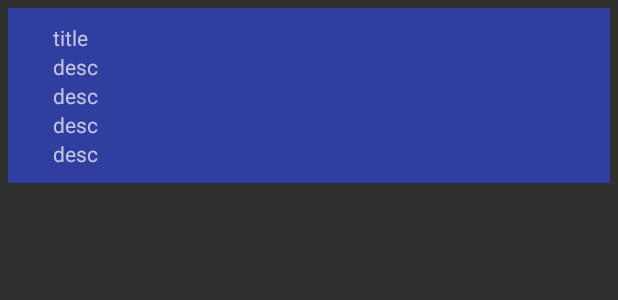
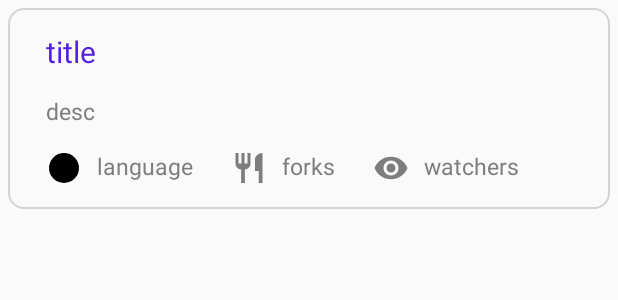
Before and after one commit to ATonko/GitHub-Client, an Android app: the layout item_repo.xml on its own in the app's theme, with its tools: preview values and no code run, on a phone screen of 412 x 824 dp. Shown: the top 300 px of the screen. Run offline under Robolectric (Android 15) with nearby library versions, the phone set to English and light mode, and no system bars.

Commit message:
редизайн пункта списка репозиториев, смена на светлую тему

```diff
--- a/app/src/main/AndroidManifest.xml
+++ b/app/src/main/AndroidManifest.xml
@@ -10,7 +10,7 @@
         android:label="@string/app_name"
         android:roundIcon="@mipmap/ic_launcher_round"
         android:supportsRtl="true"
-        android:theme="@style/Theme.AppCompat.NoActionBar">
+        android:theme="@style/Theme.AppCompat.Light.NoActionBar">
         <activity android:name=".view.SplashActivity">
             <intent-filter>
                 <action android:name="android.intent.action.MAIN" />
--- /dev/null
+++ b/app/src/main/res/drawable/circle.xml
@@ -0,0 +1,9 @@
+<vector xmlns:android="http://schemas.android.com/apk/res/android"
+        android:width="24dp"
+        android:height="24dp"
+        android:viewportWidth="24.0"
+        android:viewportHeight="24.0">
+    <path
+        android:fillColor="#FF000000"
+        android:pathData="M12,12m-10,0a10,10 0,1 1,20 0a10,10 0,1 1,-20 0"/>
+</vector>
--- /dev/null
+++ b/app/src/main/res/drawable/forks_icon.xml
@@ -0,0 +1,9 @@
+<vector xmlns:android="http://schemas.android.com/apk/res/android"
+    android:width="24dp"
+    android:height="24dp"
+    android:viewportHeight="24.0"
+    android:viewportWidth="24.0">
+    <path
+        android:fillColor="#7D7D7D"
+        android:pathData="M11,9L9,9L9,2L7,2v7L5,9L5,2L3,2v7c0,2.12 1.66,3.84 3.75,3.97L6.75,22h2.5v-9.03C11.34,12.84 13,11.12 13,9L13,2h-2v7zM16,6v8h2.5v8L21,22L21,2c-2.76,0 -5,2.24 -5,4z" />
+</vector>
--- /dev/null
+++ b/app/src/main/res/drawable/repo_background.xml
@@ -0,0 +1,11 @@
+<?xml version="1.0" encoding="utf-8"?>
+<selector xmlns:android="http://schemas.android.com/apk/res/android">
+    <item>
+        <shape>
+            <stroke
+                android:width="1sp"
+                android:color="@color/grey" />
+            <corners android:radius="10sp" />
+        </shape>
+    </item>
+</selector>
--- /dev/null
+++ b/app/src/main/res/drawable/watchers_icon.xml
@@ -0,0 +1,9 @@
+<vector xmlns:android="http://schemas.android.com/apk/res/android"
+        android:width="24dp"
+        android:height="24dp"
+        android:viewportWidth="24.0"
+        android:viewportHeight="24.0">
+    <path
+        android:fillColor="#7D7D7D"
+        android:pathData="M12,4.5C7,4.5 2.73,7.61 1,12c1.73,4.39 6,7.5 11,7.5s9.27,-3.11 11,-7.5c-1.73,-4.39 -6,-7.5 -11,-7.5zM12,17c-2.76,0 -5,-2.24 -5,-5s2.24,-5 5,-5 5,2.24 5,5 -2.24,5 -5,5zM12,9c-1.66,0 -3,1.34 -3,3s1.34,3 3,3 3,-1.34 3,-3 -1.34,-3 -3,-3z"/>
+</vector>
--- a/app/src/main/res/layout/activity_repo.xml
+++ b/app/src/main/res/layout/activity_repo.xml
@@ -5,11 +5,12 @@
     android:layout_width="match_parent"
     android:layout_height="match_parent"
     android:orientation="vertical"
+    android:padding="15dp"
     tools:context="tonko.com.client.view.RepoActivity">
 
     <android.support.v7.widget.RecyclerView
         android:id="@+id/rvRepo"
         android:layout_width="wrap_content"
-        android:layout_height="wrap_content"/>
+        android:layout_height="wrap_content" />
 
 </LinearLayout>
--- a/app/src/main/res/layout/item_repo.xml
+++ b/app/src/main/res/layout/item_repo.xml
@@ -4,16 +4,11 @@
     android:layout_width="match_parent"
     android:layout_height="wrap_content"
     android:layout_margin="5dp"
-    android:background="@color/colorPrimaryDark"
+    android:background="@drawable/repo_background"
     android:orientation="vertical"
-    android:padding="10dp">
-
-    <ImageView
-        android:id="@+id/ivAvatar"
-        android:layout_width="20dp"
-        android:layout_height="wrap_content"
-        app:layout_constraintStart_toStartOf="parent"
-        app:layout_constraintTop_toTopOf="parent" />
+    android:paddingBottom="15dp"
+    android:paddingStart="25dp"
+    android:paddingTop="15dp">
 
 
     <TextView
@@ -22,40 +17,45 @@
         android:layout_height="wrap_content"
         android:layout_marginBottom="5dp"
         android:text="title"
-        app:layout_constraintStart_toEndOf="@id/ivAvatar"
+        android:textColor="@color/title_color"
+        android:textSize="20sp"
+        app:layout_constraintStart_toStartOf="parent"
         app:layout_constraintTop_toTopOf="parent" />
 
     <TextView
         android:id="@+id/tvDescription"
-        android:layout_width="wrap_content"
-        android:layout_height="wrap_content"
+        style="@style/OthersTextViewStyle"
         android:text="desc"
-        app:layout_constraintStart_toStartOf="@id/tvTitle"
+        app:layout_constraintBottom_toTopOf="@id/tvLanguage"
+        app:layout_constraintStart_toStartOf="parent"
         app:layout_constraintTop_toBottomOf="@id/tvTitle" />
 
     <TextView
-        android:id="@+id/tvAuthor"
-        android:layout_width="wrap_content"
-        android:layout_height="wrap_content"
-        android:text="desc"
-        app:layout_constraintStart_toStartOf="@id/tvTitle"
+        android:id="@+id/tvLanguage"
+        style="@style/OthersTextViewStyleWithIcons"
+        android:layout_marginStart="0dp"
+        android:drawableStart="@drawable/circle"
+        android:text="language"
+        app:layout_constraintBottom_toBottomOf="parent"
+        app:layout_constraintStart_toStartOf="parent"
         app:layout_constraintTop_toBottomOf="@id/tvDescription" />
+
 
     <TextView
         android:id="@+id/tvForks"
-        android:layout_width="wrap_content"
-        android:layout_height="wrap_content"
-        android:text="desc"
-        app:layout_constraintStart_toStartOf="@id/tvTitle"
-        app:layout_constraintTop_toBottomOf="@id/tvAuthor" />
+        style="@style/OthersTextViewStyleWithIcons"
+        android:drawableStart="@drawable/forks_icon"
+        android:text="forks"
+        app:layout_constraintBottom_toBottomOf="@id/tvLanguage"
+        app:layout_constraintStart_toEndOf="@id/tvLanguage" />
 
     <TextView
         android:id="@+id/tvWatchers"
-        android:layout_width="wrap_content"
-        android:layout_height="wrap_content"
-        android:text="desc"
-        app:layout_constraintStart_toStartOf="@id/tvTitle"
-        app:layout_constraintTop_toBottomOf="@id/tvForks" />
+        style="@style/OthersTextViewStyleWithIcons"
+        android:drawableStart="@drawable/watchers_icon"
+        android:text="watchers"
+        app:layout_constraintBottom_toBottomOf="parent"
+        app:layout_constraintStart_toEndOf="@id/tvForks" />
 
 
 </android.support.constraint.ConstraintLayout>
--- a/app/src/main/res/values/colors.xml
+++ b/app/src/main/res/values/colors.xml
@@ -3,4 +3,14 @@
     <color name="colorPrimary">#3F51B5</color>
     <color name="colorPrimaryDark">#303F9F</color>
     <color name="colorAccent">#FF4081</color>
+    <color name="grey">#D4D4D3</color>
+    <color name="title_color">#531FE0</color>
+    <color name="others_color">#7D7D7D</color>
+
+    <color name="Kotlin">#FDC312</color>
+    <color name="Java">#A37D0A</color>
+    <color name="Python">#0A1DA3</color>
+    <color name="JavaScript">#FFE933</color>
+    <color name="Ruby">#A0100D</color>
+    <color name="C">#4F4F4F</color>
 </resources>
--- a/app/src/main/res/values/styles.xml
+++ b/app/src/main/res/values/styles.xml
@@ -12,4 +12,17 @@
 
     <style name="PopupOverlay" parent="ThemeOverlay.AppCompat.Light" />
 
+    <style name="OthersTextViewStyle">
+        <item name="android:layout_width">wrap_content</item>
+        <item name="android:layout_height">wrap_content</item>
+        <item name="android:layout_marginTop">15dp</item>
+        <item name="android:textColor">@color/others_color</item>
+        <item name="android:textSize">15sp</item>
+    </style>
+
+    <style name="OthersTextViewStyleWithIcons" parent="OthersTextViewStyle">
+        <item name="android:layout_marginStart">25dp</item>
+        <item name="android:drawablePadding">10dp</item>
+    </style>
+
 </resources>
```
